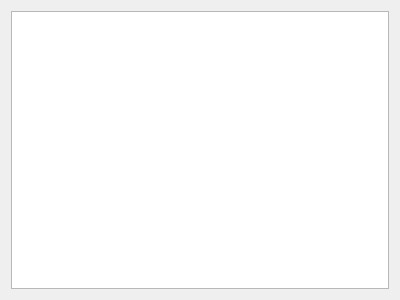
First picture: the form in src/plotviewer.ui, repository hermixy/ploteditor, before the edit.
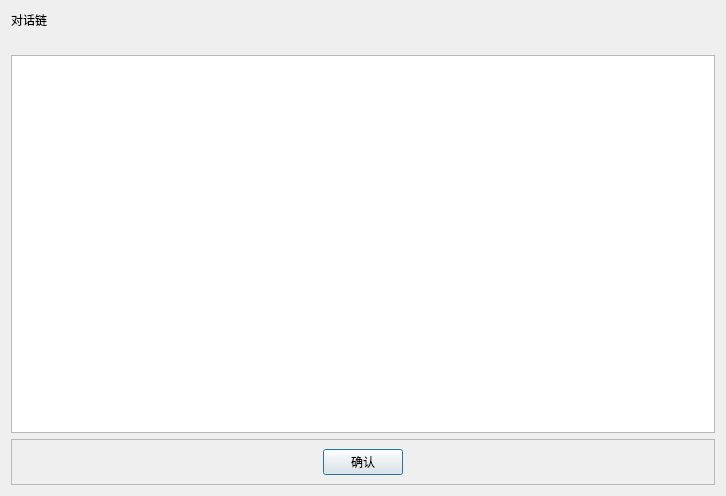
Second picture: the form after the edit.

```diff
--- a/src/plotviewer.ui
+++ b/src/plotviewer.ui
@@ -6,8 +6,8 @@
    <rect>
     <x>0</x>
     <y>0</y>
-    <width>400</width>
-    <height>300</height>
+    <width>726</width>
+    <height>496</height>
    </rect>
   </property>
   <property name="windowTitle">
@@ -15,7 +15,87 @@
   </property>
   <layout class="QVBoxLayout" name="verticalLayout">
    <item>
-    <widget class="QListView" name="listView"/>
+    <widget class="QLabel" name="label">
+     <property name="font">
+      <font>
+       <family>Microsoft YaHei UI</family>
+      </font>
+     </property>
+     <property name="text">
+      <string>对话链</string>
+     </property>
+    </widget>
+   </item>
+   <item>
+    <widget class="QLabel" name="labelChain">
+     <property name="font">
+      <font>
+       <family>Microsoft YaHei UI</family>
+      </font>
+     </property>
+     <property name="text">
+      <string/>
+     </property>
+    </widget>
+   </item>
+   <item>
+    <widget class="QListWidget" name="listWidget">
+     <property name="font">
+      <font>
+       <family>Microsoft YaHei UI</family>
+      </font>
+     </property>
+    </widget>
+   </item>
+   <item>
+    <widget class="QFrame" name="frame">
+     <property name="frameShape">
+      <enum>QFrame::StyledPanel</enum>
+     </property>
+     <property name="frameShadow">
+      <enum>QFrame::Raised</enum>
+     </property>
+     <layout class="QHBoxLayout" name="horizontalLayout">
+      <item>
+       <spacer name="horizontalSpacer">
+        <property name="orientation">
+         <enum>Qt::Horizontal</enum>
+        </property>
+        <property name="sizeHint" stdset="0">
+         <size>
+          <width>40</width>
+          <height>20</height>
+         </size>
+        </property>
+       </spacer>
+      </item>
+      <item>
+       <widget class="QPushButton" name="btnConfirm">
+        <property name="font">
+         <font>
+          <family>Microsoft YaHei UI</family>
+         </font>
+        </property>
+        <property name="text">
+         <string>确认</string>
+        </property>
+       </widget>
+      </item>
+      <item>
+       <spacer name="horizontalSpacer_2">
+        <property name="orientation">
+         <enum>Qt::Horizontal</enum>
+        </property>
+        <property name="sizeHint" stdset="0">
+         <size>
+          <width>40</width>
+          <height>20</height>
+         </size>
+        </property>
+       </spacer>
+      </item>
+     </layout>
+    </widget>
    </item>
   </layout>
  </widget>
```
